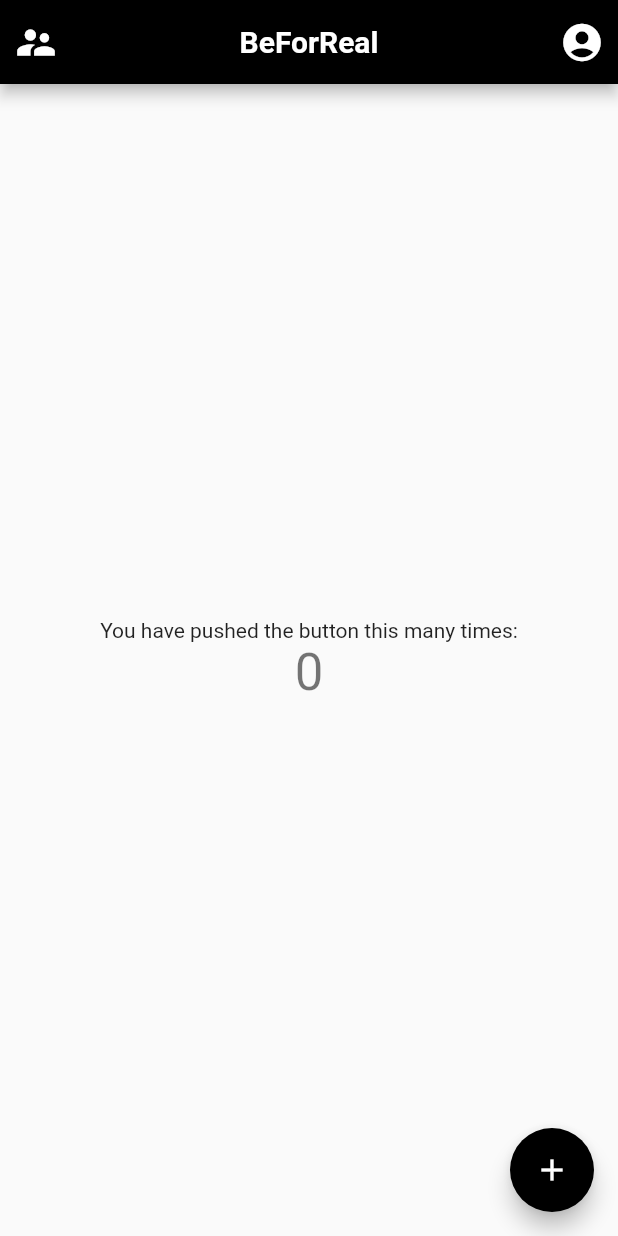
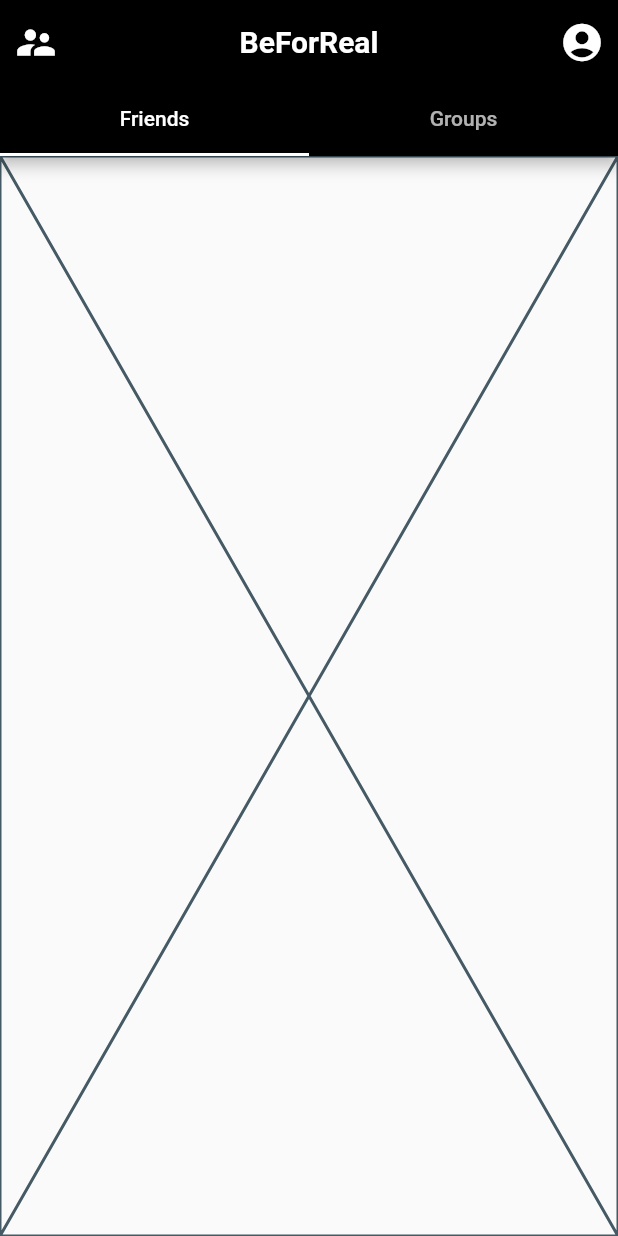
Before and after one commit to nicklas0110/be_for_real, a Flutter app: the screen it shows after launch, on a phone screen of 412 x 824 dp. Run offline on Flutter 3.47's test engine with Material 2 defaults, Android fonts, the phone set to English and light mode, and no system bars.

Commit message:
tabs added

```diff
--- /dev/null
+++ b/lib/friendTab.dart
@@ -0,0 +1,10 @@
+import 'package:flutter/material.dart';
+
+class FriendTab extends StatelessWidget {
+  const FriendTab({Key? key}) : super(key: key);
+
+  @override
+  Widget build(BuildContext context) {
+    return const Placeholder();
+  }
+}
--- /dev/null
+++ b/lib/groupTab.dart
@@ -0,0 +1,10 @@
+import 'package:flutter/material.dart';
+
+class GroupTab extends StatelessWidget {
+  const GroupTab({Key? key}) : super(key: key);
+
+  @override
+  Widget build(BuildContext context) {
+    return const Placeholder();
+  }
+}
--- a/lib/main.dart
+++ b/lib/main.dart
@@ -1,4 +1,7 @@
+import 'package:be_for_real/friendTab.dart';
 import 'package:flutter/material.dart';
+
+import 'groupTab.dart';
 
 void main() {
   runApp(const MyApp());
@@ -16,7 +19,11 @@
       theme: ThemeData(
         primarySwatch: blackMaterialColor,
       ),
-      home: const MyHomePage(title: 'BeForReal'),
+      home: MyHomePage(
+        title: 'BeForReal',
+        friendTab: 'Friends',
+        groupTab: 'Groups',
+      ),
     );
   }
 }
@@ -27,21 +34,28 @@
 });
 
 class MyHomePage extends StatefulWidget {
-  const MyHomePage({super.key, required this.title});
+  MyHomePage(
+      {super.key,
+      required this.title,
+      required this.friendTab,
+      required this.groupTab});
 
   final String title;
+  final String friendTab;
+  final String groupTab;
 
   @override
   State<MyHomePage> createState() => _MyHomePageState();
 }
 
-class _MyHomePageState extends State<MyHomePage> {
-  int _counter = 0;
+class _MyHomePageState extends State<MyHomePage> with TickerProviderStateMixin {
+  late TabController _tabController;
 
-  void _incrementCounter() {
-    setState(() {
-      _counter++;
-    });
+  @override
+  void initState() {
+    // TODO: implement initState
+    super.initState();
+    _tabController = TabController(length: 2, vsync: this);
   }
 
   @override
@@ -64,7 +78,8 @@
           Expanded(
             child: Center(
               child: Text(
-                    style: const TextStyle(fontSize: 20, fontWeight: FontWeight.bold),
+                  style: const TextStyle(
+                      fontSize: 20, fontWeight: FontWeight.bold),
                   widget.title),
             ),
           ),
@@ -81,25 +96,17 @@
             ),
           ),
         ],
-          ),
-      body: Center(
-        child: Column(
-          mainAxisAlignment: MainAxisAlignment.center,
-          children: <Widget>[
-            const Text(
-              'You have pushed the button this many times:',
-            ),
-            Text(
-              '$_counter',
-              style: Theme.of(context).textTheme.headlineMedium,
-            ),
+        bottom: TabBar(
+          controller: _tabController,
+          tabs: [
+            Tab(child: Text(widget.friendTab)),
+            Tab(child: Text(widget.groupTab)),
           ],
         ),
       ),
-      floatingActionButton: FloatingActionButton(
-        onPressed: _incrementCounter,
-        tooltip: 'Increment',
-        child: const Icon(Icons.add),
+      body: TabBarView(
+        children: [FriendTab(), GroupTab()],
+        controller: _tabController,
       ),
     );
   }
```
Lines whose indentation alone changed are shown as unchanged.
